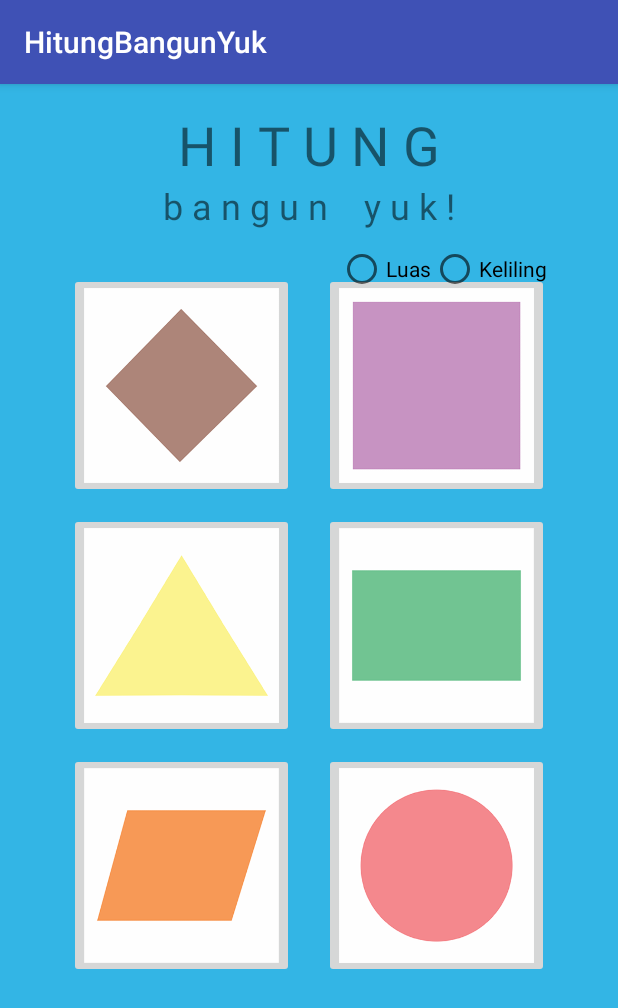
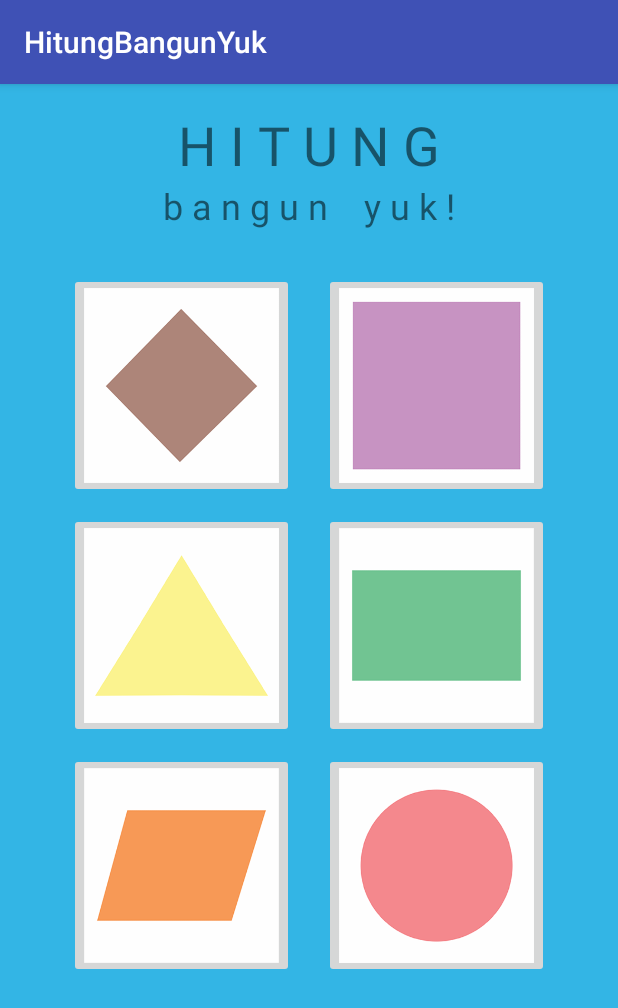
Before and after one commit to AskaIvan/HitungBangunYuk, an Android app: the screen it shows after launch (MainActivity), on a phone screen of 412 x 824 dp. Shown: the top 1008 px of the screen. Run offline under Robolectric (Android 15) with nearby library versions, the phone set to English and light mode, and no system bars.

Commit message:
Fix Layout dan Penghapusan Radio Button

```diff
--- a/app/src/main/java/id/sch/smktelkom_mlg/project/xirpl304132231/hitungbangunyuk/MainActivity.java
+++ b/app/src/main/java/id/sch/smktelkom_mlg/project/xirpl304132231/hitungbangunyuk/MainActivity.java
@@ -4,18 +4,13 @@ import android.content.Intent;
 import android.os.Bundle;
 import android.support.v7.app.AppCompatActivity;
 import android.view.View;
-import android.widget.RadioButton;
 
 public class MainActivity extends AppCompatActivity {
-    RadioButton luas, keliling;
 
     @Override
     protected void onCreate(Bundle savedInstanceState) {
         super.onCreate(savedInstanceState);
         setContentView(R.layout.activity_main);
-
-        luas = (RadioButton) findViewById(R.id.radioButton);
-        keliling = (RadioButton) findViewById(R.id.radioButton2);
 
         findViewById(R.id.lingkaran).setOnClickListener(new View.OnClickListener() {
             @Override
--- a/app/src/main/res/layout/activity_main.xml
+++ b/app/src/main/res/layout/activity_main.xml
@@ -114,32 +114,5 @@
                 android:scaleType="centerCrop"
                 app:srcCompat="@drawable/lingkaran"/>
         </LinearLayout>
-
-        <RadioGroup
-            android:layout_width="wrap_content"
-            android:layout_height="wrap_content"
-            android:layout_alignParentEnd="true"
-            android:layout_alignParentRight="true"
-            android:layout_below="@+id/textView4"
-            android:layout_marginEnd="31dp"
-            android:layout_marginRight="31dp"
-            android:layout_marginTop="10dp"
-            android:orientation="horizontal">
-
-            <RadioButton
-                android:id="@+id/radioButton"
-                android:layout_width="wrap_content"
-                android:layout_height="wrap_content"
-                android:text="Luas"
-                />
-
-            <RadioButton
-                android:id="@+id/radioButton2"
-                android:layout_width="wrap_content"
-                android:layout_height="wrap_content"
-                android:text="Keliling"
-                />
-        </RadioGroup>
-
     </RelativeLayout>
 </ScrollView>
```
